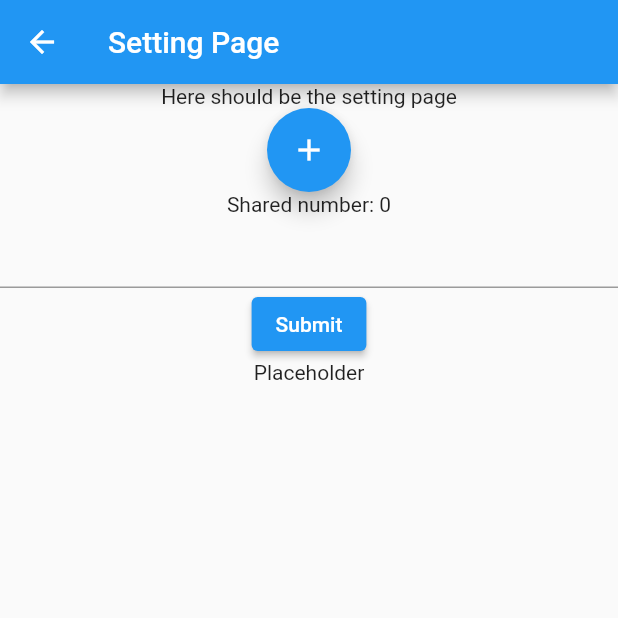
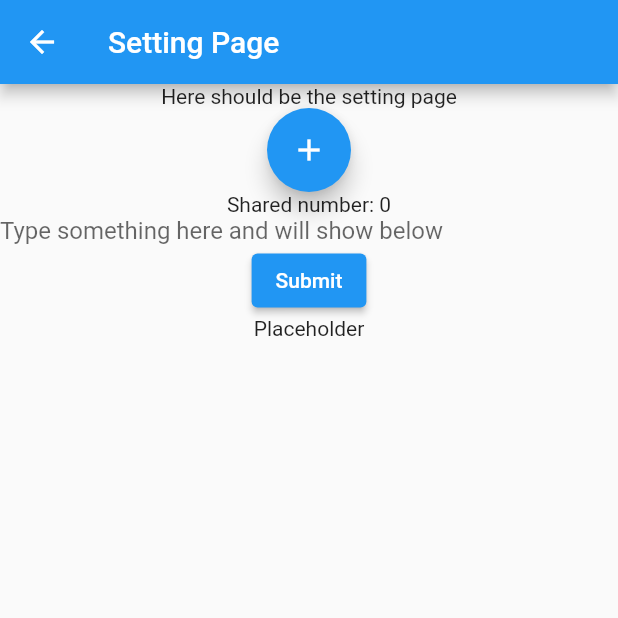
Before and after one commit to Plan-At/PlanAt-Client-Flutter, a Flutter app: the screen it shows after launch, in the side drawer, after a tap on "Setting Page", on a phone screen of 412 x 824 dp, the top half of it. Run offline on Flutter 3.47's test engine with Material 2 defaults, Android fonts, the phone set to English and light mode, and no system bars.

Commit message:
placeholder to the text input

```diff
--- a/v1/lib/route/SettingPage.dart
+++ b/v1/lib/route/SettingPage.dart
@@ -38,6 +38,9 @@ class _MySettingPageState extends State<MySettingPage> {
               ),
               TextField(
                 controller: myTextFieldController,
+                decoration: const InputDecoration.collapsed(
+                  hintText: 'Type something here and will show below',
+                ),
               ),
               ElevatedButton(
                 child: const Text('Submit'),
```
